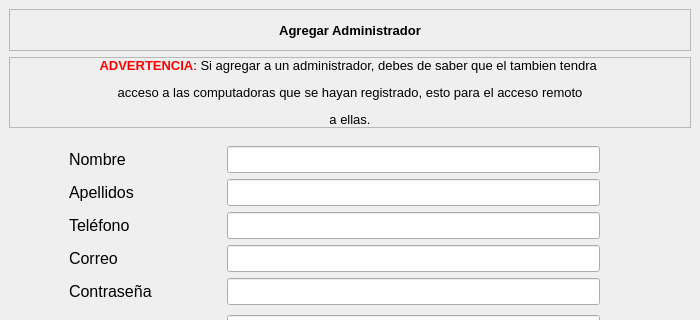
Salinas03/Sistema-Seguridad, file ui/ui_files/AgregarAdmin.ui: the form before one commit; both pictures show x 0 to 700 and y 0 to 320 of the 700 by 500 pixel window.
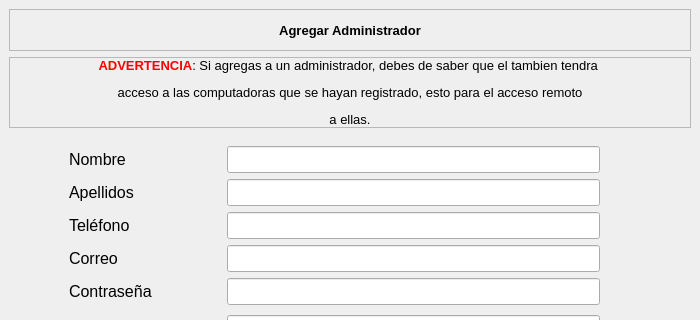
The form after the commit.

The edit to the form file:
```diff
--- a/ui/ui_files/AgregarAdmin.ui
+++ b/ui/ui_files/AgregarAdmin.ui
@@ -143,7 +143,7 @@
           <item row="0" column="0">
            <widget class="QLabel" name="label_2">
             <property name="text">
-             <string>&lt;html&gt;&lt;head/&gt;&lt;body&gt;&lt;p&gt;&lt;span style=&quot; font-size:10pt; font-weight:600; color:#ff0000;&quot;&gt;ADVERTENCIA&lt;/span&gt;&lt;span style=&quot; font-size:10pt;&quot;&gt;: Si agregar a un administrador, debes de saber que el tambien tendra &lt;/span&gt;&lt;/p&gt;&lt;p&gt;&lt;span style=&quot; font-size:10pt;&quot;&gt;acceso a las computadoras que se hayan registrado, esto para el acceso remoto&lt;/span&gt;&lt;/p&gt;&lt;p&gt;&lt;span style=&quot; font-size:10pt;&quot;&gt;a ellas.&lt;/span&gt;&lt;/p&gt;&lt;/body&gt;&lt;/html&gt;</string>
+             <string>&lt;html&gt;&lt;head/&gt;&lt;body&gt;&lt;p&gt;&lt;span style=&quot; font-size:10pt; font-weight:600; color:#ff0000;&quot;&gt;ADVERTENCIA&lt;/span&gt;&lt;span style=&quot; font-size:10pt;&quot;&gt;: Si agregas a un administrador, debes de saber que el tambien tendra &lt;/span&gt;&lt;/p&gt;&lt;p&gt;&lt;span style=&quot; font-size:10pt;&quot;&gt;acceso a las computadoras que se hayan registrado, esto para el acceso remoto&lt;/span&gt;&lt;/p&gt;&lt;p&gt;&lt;span style=&quot; font-size:10pt;&quot;&gt;a ellas.&lt;/span&gt;&lt;/p&gt;&lt;/body&gt;&lt;/html&gt;</string>
             </property>
             <property name="alignment">
              <set>Qt::AlignCenter</set>
```
